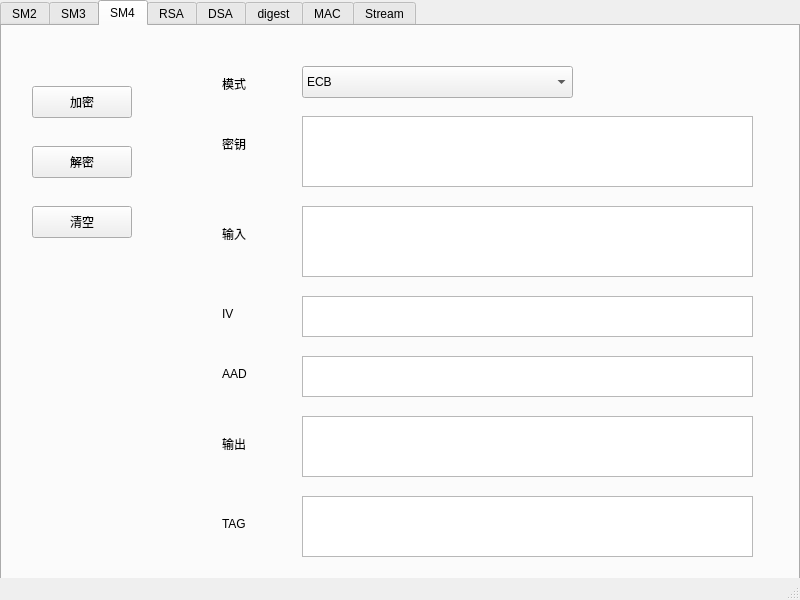
Qt form mainwindow.ui (supermanc88/CryptoTool) before a commit.
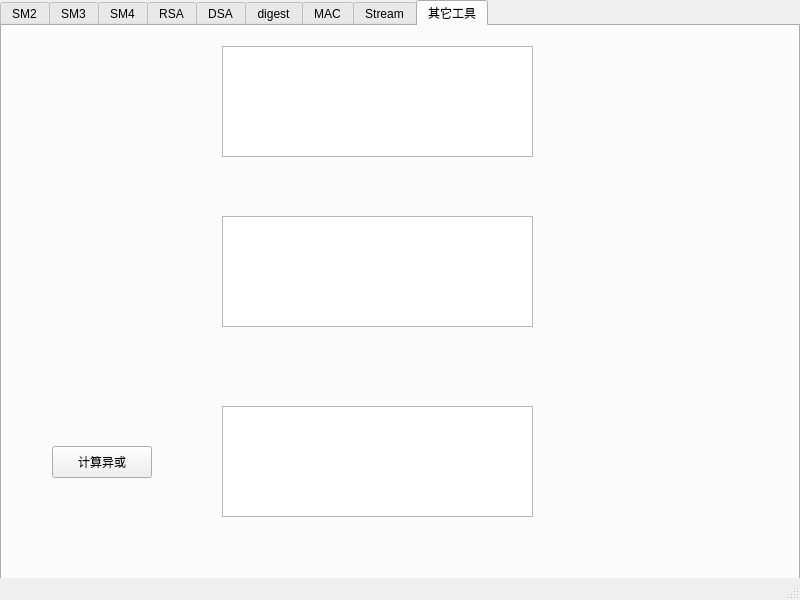
The same form after that commit. The open tabs and pages were chosen to show the change.

Commit message:
添加功能
1. sm2 增加使用私钥计算公钥代码
2. 添加xor计算
3. sm4 增加解密代码

```diff
--- a/mainwindow.ui
+++ b/mainwindow.ui
@@ -1665,6 +1665,54 @@
       </property>
      </widget>
     </widget>
+    <widget class="QWidget" name="tab">
+     <attribute name="title">
+      <string>其它工具</string>
+     </attribute>
+     <widget class="QTextEdit" name="textEdit_other_tool_input1">
+      <property name="geometry">
+       <rect>
+        <x>220</x>
+        <y>20</y>
+        <width>311</width>
+        <height>111</height>
+       </rect>
+      </property>
+     </widget>
+     <widget class="QTextEdit" name="textEdit_other_tool_input2">
+      <property name="geometry">
+       <rect>
+        <x>220</x>
+        <y>190</y>
+        <width>311</width>
+        <height>111</height>
+       </rect>
+      </property>
+     </widget>
+     <widget class="QTextEdit" name="textEdit_other_tool_result">
+      <property name="geometry">
+       <rect>
+        <x>220</x>
+        <y>380</y>
+        <width>311</width>
+        <height>111</height>
+       </rect>
+      </property>
+     </widget>
+     <widget class="QPushButton" name="pushButton_caculator_xor">
+      <property name="geometry">
+       <rect>
+        <x>50</x>
+        <y>420</y>
+        <width>100</width>
+        <height>32</height>
+       </rect>
+      </property>
+      <property name="text">
+       <string>计算异或</string>
+      </property>
+     </widget>
+    </widget>
    </widget>
   </widget>
   <widget class="QStatusBar" name="statusbar"/>
```
Left out of the diff: 17 changed lines with no effect on the pictures. The commit also changes 2 other files.
